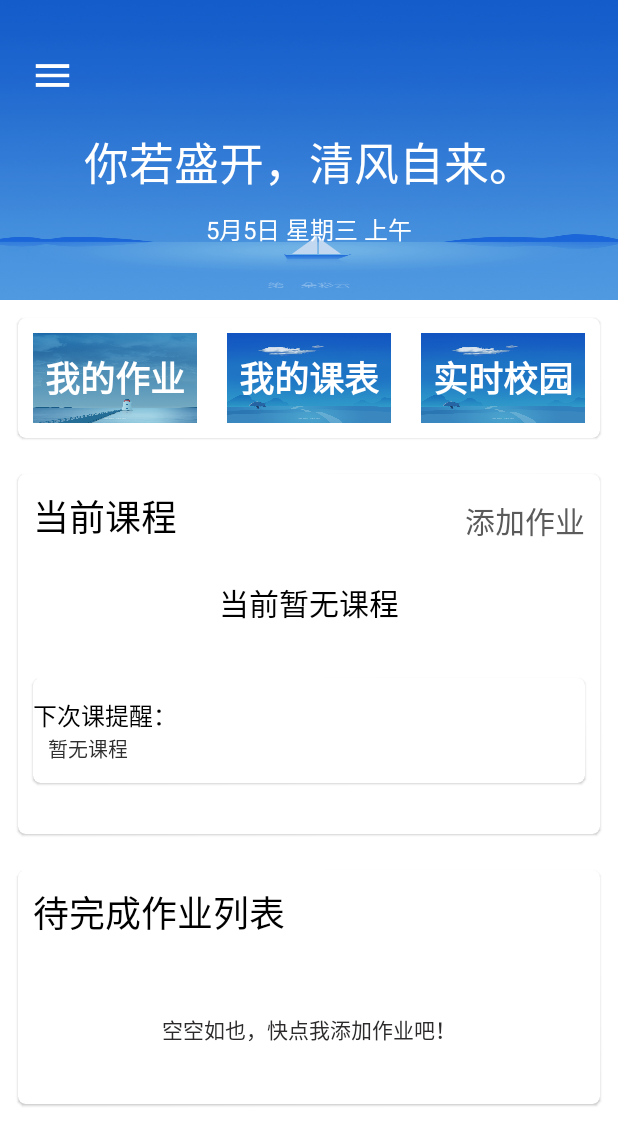
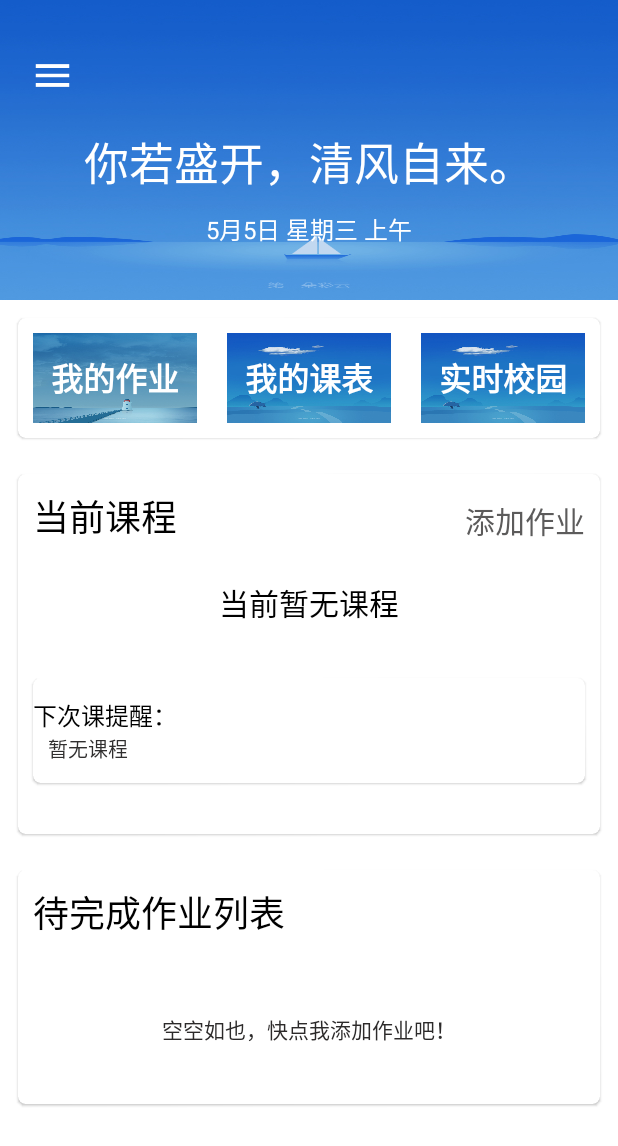
Before and after one commit to FallingStars-5/UniversityStudentAssistant, an Android app: the screen it shows after launch (MainActivity), on a phone screen of 412 x 824 dp. Shown: the top 1146 px of the screen. Run offline under Robolectric (Android 15) with nearby library versions, the phone set to English and light mode, and no system bars; libraries missing offline, so code that uses them is left out: com.yalantis.ucrop, org.litepal, org.litepal.crud, org.litepal.extension; 9 statements that could not run were skipped.

Commit message:
第一个正式版本

```diff
--- a/app/src/main/res/layout/headpage_lead.xml
+++ b/app/src/main/res/layout/headpage_lead.xml
@@ -25,7 +25,7 @@
                 android:layout_gravity="center"
                 android:textStyle="bold"
                 android:text="@string/head_page_button_my_work_tips"
-                android:textSize="23sp"
+                android:textSize="21sp"
                 android:textColor="#fff" />
         </com.google.android.material.circularreveal.CircularRevealFrameLayout>
 
@@ -43,7 +43,7 @@
                 android:layout_gravity="center"
                 android:textStyle="bold"
                 android:text="@string/head_page_my_course_tips"
-                android:textSize="23sp"
+                android:textSize="21sp"
                 android:textColor="#fff" />
         </com.google.android.material.circularreveal.CircularRevealFrameLayout>
 
@@ -61,7 +61,7 @@
                 android:layout_gravity="center"
                 android:textStyle="bold"
                 android:text="实时校园"
-                android:textSize="23sp"
+                android:textSize="21sp"
                 android:textColor="#fff" />
         </com.google.android.material.circularreveal.CircularRevealFrameLayout>
 
```
